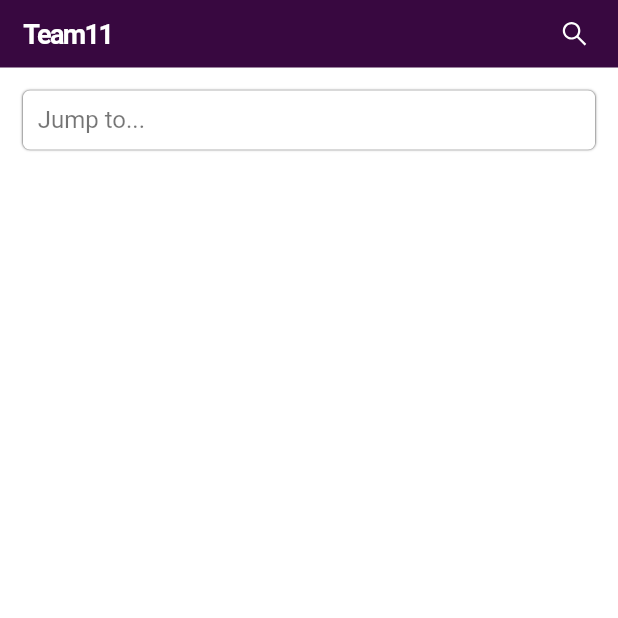
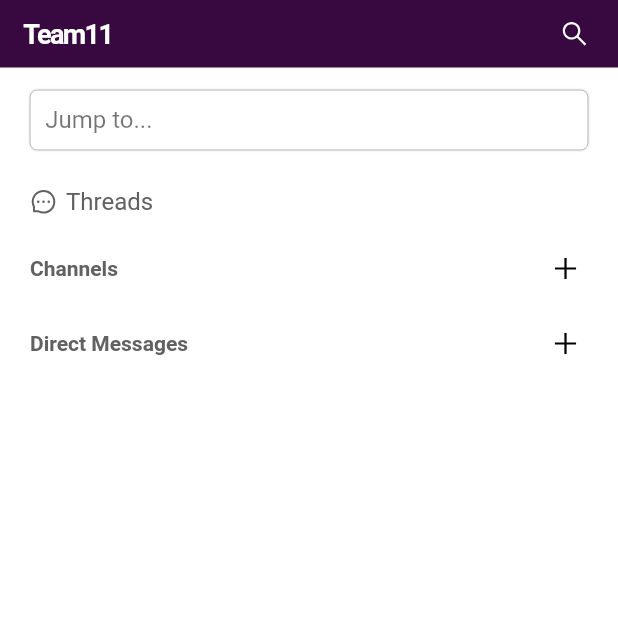
Before and after one commit to Amrit0786/SlackUICloneFlutter, a Flutter app: the screen it shows after launch, on a phone screen of 412 x 824 dp, the top half of it. Run offline on Flutter 3.47's test engine with Material 2 defaults, Android fonts, the phone set to English and light mode, and no system bars; our stand-ins replace flutter_icons.

Commit message:
1. Wrapped topmost container with padding horizontal so that we don't have to add padding to each item in the screen. 2.Created widget for showing name and icon in a row inside a container. And using this container for different items as all the items have same structure. 3. Created widget for subheadings like channel/ Direct messages. It can be used for different category as well. 4. Creating widget to avoid duplication of code.

```diff
--- a/lib/main.dart
+++ b/lib/main.dart
@@ -23,6 +23,7 @@ class MyApp extends StatelessWidget {
   Widget build(BuildContext context) {
     return MaterialApp(
       title: 'Slack ',
+      theme: ThemeData(primaryColor: Colors.grey.shade700),
       debugShowCheckedModeBanner: false,
       home: Scaffold(
         backgroundColor: Colors.white,
--- a/lib/screens/home_screen.dart
+++ b/lib/screens/home_screen.dart
@@ -1,15 +1,21 @@
 import 'package:flutter/material.dart';
+import 'package:flutter_icons/flutter_icons.dart';
+import 'package:slack_clone_app_ui/widgets/widgets.dart';
 
 class HomeScreen extends StatelessWidget {
   @override
   Widget build(BuildContext context) {
     return Scrollbar(
+      child: Padding(
+        padding: const EdgeInsets.symmetric(horizontal: 10),
         child: Column(
           children: [
-          Container(
+            Padding(
+              padding: const EdgeInsets.symmetric(horizontal: 10),
+              child: Container(
                 height: 40,
                 width: MediaQuery.of(context).size.width,
-            margin: EdgeInsets.all(15),
+                margin: EdgeInsets.symmetric(vertical: 15),
                 decoration: BoxDecoration(
                     shape: BoxShape.rectangle,
                     borderRadius: BorderRadius.circular(5),
@@ -35,6 +41,7 @@ class HomeScreen extends StatelessWidget {
                       with varied speed of animation and size of splash.
                        */
                       splashColor: Colors.transparent,
+                      highlightColor: Colors.grey,
                       onTap: () {
                         print('search bar');
                       },
@@ -57,8 +64,14 @@ class HomeScreen extends StatelessWidget {
                     ),
                   ),
                 ),
-          )
+              ),
+            ),
+            NamedIconContainer(
+                label: 'Threads', icon: FlutterIcons.message1_ant),
+            AddItems(itemName: 'Channels'),
+            AddItems(itemName: 'Direct Messages')
           ],
+        ),
       ),
     );
   }
--- /dev/null
+++ b/lib/widgets/add_items.dart
@@ -0,0 +1,40 @@
+import 'package:flutter/material.dart';
+import 'package:flutter_icons/flutter_icons.dart';
+
+class AddItems extends StatelessWidget {
+  final String itemName;
+
+  const AddItems({Key key, this.itemName}) : super(key: key);
+
+  @override
+  Widget build(BuildContext context) {
+    return Padding(
+      padding: const EdgeInsets.symmetric(horizontal: 10.0, vertical: 10),
+      child: Row(
+        mainAxisAlignment: MainAxisAlignment.spaceBetween,
+        children: [
+          Text(
+            itemName,
+            style: TextStyle(
+              fontWeight: FontWeight.w600,
+              color: Theme.of(context).primaryColor,
+            ),
+          ),
+          InkWell(
+            highlightColor: Colors.grey,
+            onTap: () => print(itemName),
+            borderRadius: BorderRadius.circular(15),
+            child: Padding(
+              padding: const EdgeInsets.all(5),
+              child: Icon(
+                FlutterIcons.plus_ant,
+                size: 20,
+                color: Colors.black,
+              ),
+            ),
+          ),
+        ],
+      ),
+    );
+  }
+}
--- /dev/null
+++ b/lib/widgets/named_icon_container.dart
@@ -0,0 +1,45 @@
+import 'package:flutter/material.dart';
+
+class NamedIconContainer extends StatelessWidget {
+  final String label;
+  final IconData icon;
+
+  const NamedIconContainer({Key key, this.label, this.icon}) : super(key: key);
+
+  @override
+  Widget build(BuildContext context) {
+    return Container(
+      width: MediaQuery.of(context).size.width,
+      child: InkWell(
+        highlightColor: Colors.grey,
+        splashColor: Colors.transparent,
+        borderRadius: BorderRadius.circular(10),
+        onTap: () => print('Threads'),
+        child: Padding(
+          padding: const EdgeInsets.symmetric(vertical: 10.0, horizontal: 10),
+          child: Row(
+            mainAxisAlignment: MainAxisAlignment.start,
+            mainAxisSize: MainAxisSize.min,
+            children: [
+              Icon(
+                icon,
+                color: Theme.of(context).primaryColor,
+                size: 18,
+              ),
+              SizedBox(
+                width: 6,
+              ),
+              Text(
+                label,
+                style: TextStyle(
+                  fontSize: 16,
+                  color: Theme.of(context).primaryColor,
+                ),
+              )
+            ],
+          ),
+        ),
+      ),
+    );
+  }
+}
--- /dev/null
+++ b/lib/widgets/widgets.dart
@@ -0,0 +1,2 @@
+export 'named_icon_container.dart';
+export 'add_items.dart';
```
Lines whose indentation alone changed are shown as unchanged.
